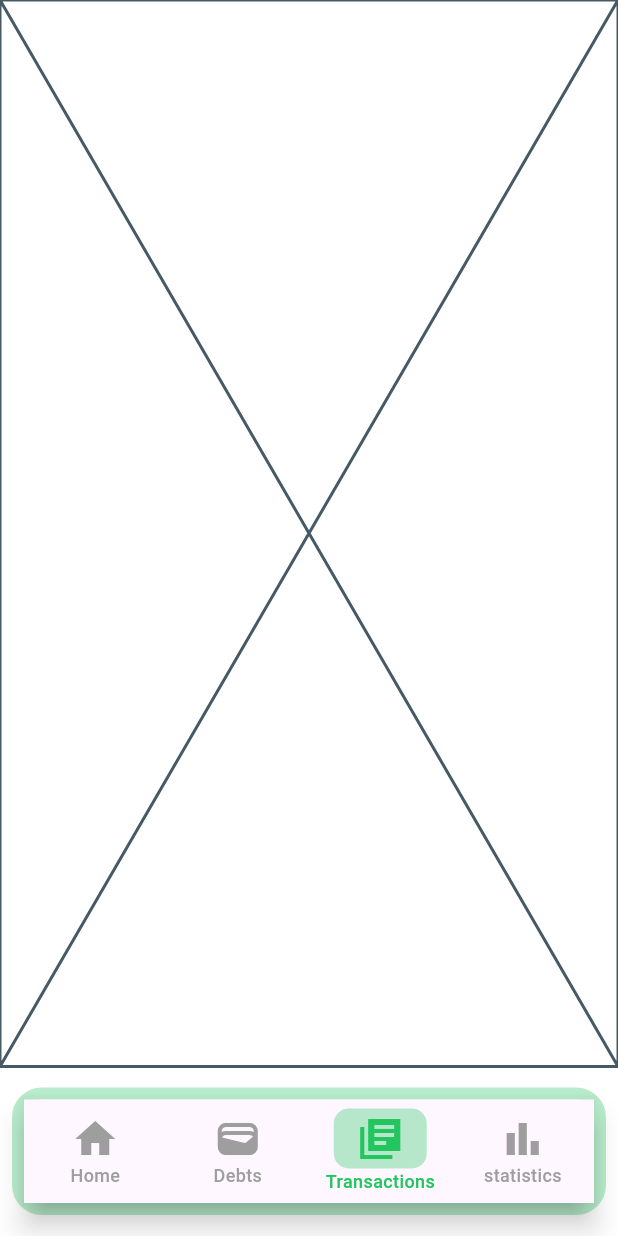
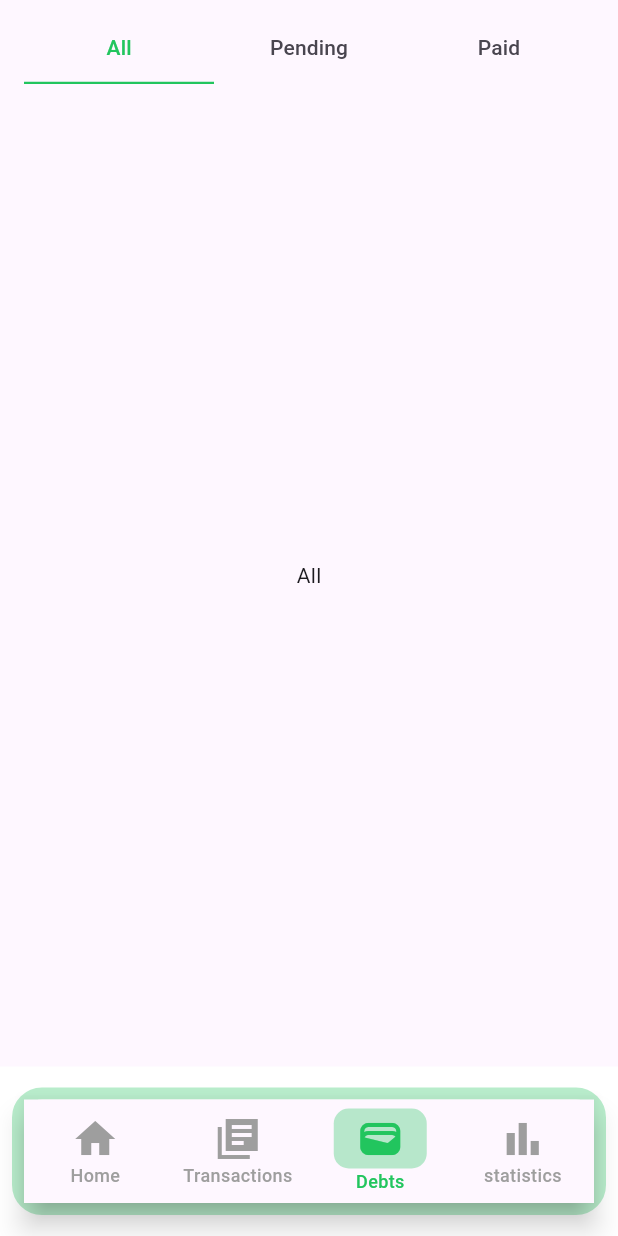
Before and after one commit to ahmedelzek/wallet, a Flutter app: the screen it shows after launch, item 3 of the bottom bar chosen, on a phone screen of 412 x 824 dp. Run offline on Flutter 3.47's test engine with Material 3 defaults, Android fonts, the phone set to English and light mode, and no system bars; our stand-ins replace flutter_native_splash.

Commit message:
Finish debts page initial design.

```diff
--- a/lib/features/home/debts_page/debts_page.dart
+++ b/lib/features/home/debts_page/debts_page.dart
@@ -1,10 +1,35 @@
 import 'package:flutter/material.dart';
+
+import '../../../core/resources/app_colors.dart';
 
 class DebtsPage extends StatelessWidget {
   const DebtsPage({super.key});
 
   @override
   Widget build(BuildContext context) {
-    return const Placeholder();
+    return DefaultTabController(
+      length: 3,
+      child: Scaffold(
+        appBar: AppBar(
+          title: Padding(
+            padding: EdgeInsets.only(top: 10),
+            child: TabBar(
+              labelColor: AppColors.greenColor,
+              indicatorColor: AppColors.greenColor,
+              indicatorSize: TabBarIndicatorSize.tab,
+              indicatorWeight: 3,
+              tabs: [Tab(text: "All"), Tab(text: "Pending"), Tab(text: "Paid")],
+            ),
+          ),
+        ),
+        body: TabBarView(
+          children: [
+            Center(child: Text("All")),
+            Center(child: Text("Pending")),
+            Center(child: Text("Paid")),
+          ],
+        ),
+      ),
+    );
   }
 }
--- a/lib/features/home/home_screen.dart
+++ b/lib/features/home/home_screen.dart
@@ -50,8 +50,8 @@ class _HomeScreenState extends State<HomeScreen> {
               currentIndex: selectedIndex,
               items: generateBottomNavItems({
                 Icons.home: "Home",
+                Icons.library_books_sharp: "Transactions",
                 Icons.wallet: "Debts",
-                Icons.library_books_sharp: "Transactions",
                 Icons.bar_chart: "statistics",
               })),
         ),
```
Also changed, not shown: lib/features/home/add_transaction_screen/add_transaction_screen.dart (added).
